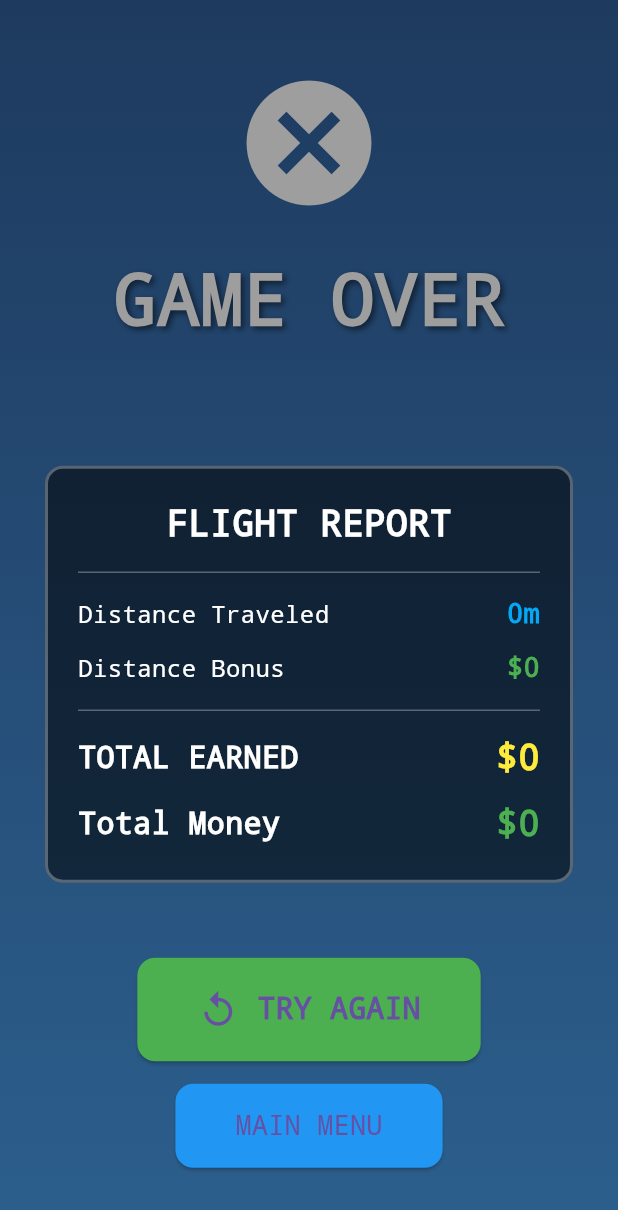
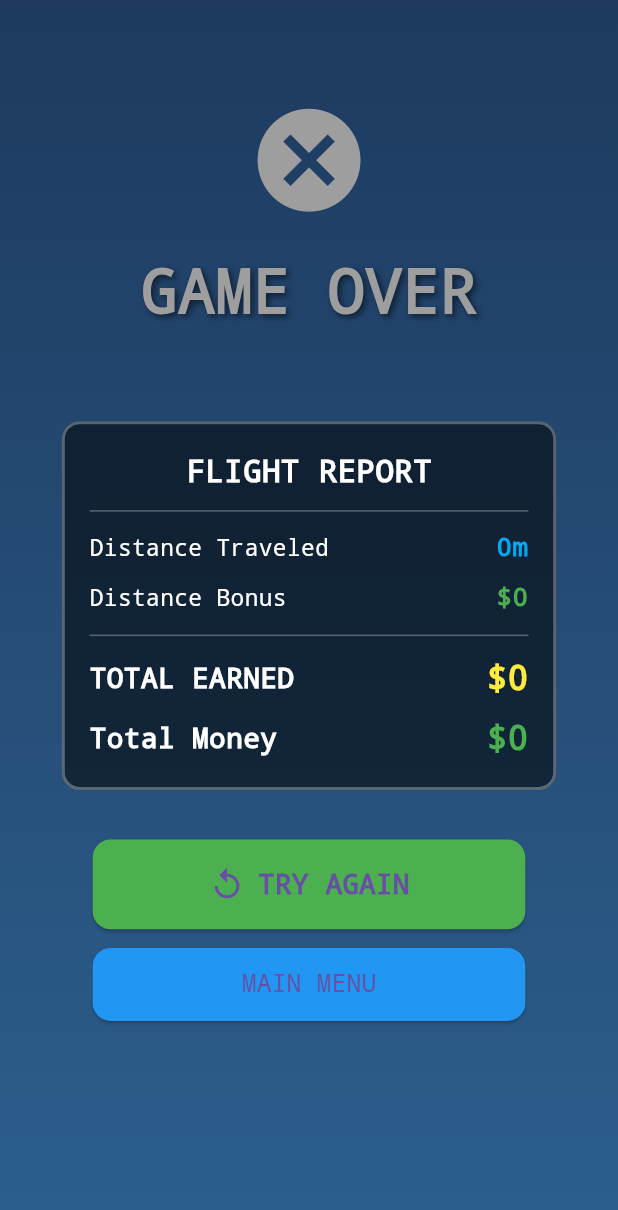
Before and after one commit to tibicrypto/game-fly-2, a Flutter app: the GameOverScreen screen opened directly, on a phone screen of 412 x 824 dp. Shown: the top 1210 px of the screen. Run offline on Flutter 3.47's test engine with Material 3 defaults, Android fonts, the phone set to English and light mode, and no system bars; our stand-ins replace package_info_plus, vibration; missing offline and left inert: fast_noise.

```diff
--- a/lib/screens/game_over_screen.dart
+++ b/lib/screens/game_over_screen.dart
@@ -62,18 +62,25 @@ class GameOverScreen extends StatelessWidget {
           ),
         ),
         child: SafeArea(
+          child: SingleChildScrollView(
+            child: Padding(
+              padding: EdgeInsets.symmetric(
+                horizontal: size.width * 0.05,
+                vertical: size.height * 0.03,
+              ),
               child: Column(
                 mainAxisAlignment: MainAxisAlignment.center,
                 children: [
+                  SizedBox(height: size.height * 0.05),
                   // Game Over Icon
-              Icon(icon, size: 100, color: titleColor),
-              const SizedBox(height: 20),
+                  Icon(icon, size: size.width * 0.2, color: titleColor),
+                  SizedBox(height: size.height * 0.02),
 
                   // Title
                   Text(
                     title,
                     style: TextStyle(
-                  fontSize: 48,
+                      fontSize: size.width * 0.1,
                       fontWeight: FontWeight.bold,
                       color: titleColor,
                       shadows: const [
@@ -84,25 +91,32 @@ class GameOverScreen extends StatelessWidget {
                         ),
                       ],
                     ),
+                    textAlign: TextAlign.center,
                   ),
 
-              const SizedBox(height: 10),
+                  SizedBox(height: size.height * 0.01),
 
-              Text(
+                  Padding(
+                    padding:
+                        EdgeInsets.symmetric(horizontal: size.width * 0.05),
+                    child: Text(
                       message,
-                style: const TextStyle(
-                  fontSize: 18,
+                      style: TextStyle(
+                        fontSize: size.width * 0.04,
                         color: Colors.white70,
                         fontStyle: FontStyle.italic,
                       ),
+                      textAlign: TextAlign.center,
+                    ),
                   ),
 
-              const SizedBox(height: 40),
+                  SizedBox(height: size.height * 0.03),
 
                   // Stats Container
                   Container(
-                margin: const EdgeInsets.symmetric(horizontal: 30),
-                padding: const EdgeInsets.all(20),
+                    width: size.width * 0.9,
+                    margin: EdgeInsets.symmetric(horizontal: size.width * 0.05),
+                    padding: EdgeInsets.all(size.width * 0.04),
                     decoration: BoxDecoration(
                       color: Colors.black54,
                       borderRadius: BorderRadius.circular(12),
@@ -110,42 +124,43 @@ class GameOverScreen extends StatelessWidget {
                     ),
                     child: Column(
                       children: [
-                    const Text(
+                        Text(
                           'FLIGHT REPORT',
                           style: TextStyle(
                             color: Colors.white,
-                        fontSize: 24,
+                            fontSize: size.width * 0.05,
                             fontWeight: FontWeight.bold,
                           ),
                         ),
-                    const Divider(color: Colors.white30, height: 30),
-
-                    _buildStatRow('Distance Traveled', '${gameState.currentDistance}m', Colors.lightBlue),
-                    const SizedBox(height: 10),
-                    _buildStatRow('Distance Bonus', '\$$distanceMoney', Colors.green),
-
+                        Divider(
+                            color: Colors.white30, height: size.height * 0.03),
+                        _buildStatRow(context, 'Distance Traveled',
+                            '${gameState.currentDistance}m', Colors.lightBlue),
+                        SizedBox(height: size.height * 0.01),
+                        _buildStatRow(context, 'Distance Bonus',
+                            '\$$distanceMoney', Colors.green),
                         if (earnedMoney > 0) ...[
-                      const SizedBox(height: 10),
-                      _buildStatRow('Cargo Delivered ✓', '\$$earnedMoney', Colors.yellow),
+                          SizedBox(height: size.height * 0.01),
+                          _buildStatRow(context, 'Cargo Delivered ✓',
+                              '\$$earnedMoney', Colors.yellow),
                         ],
-
                         if (gameState.cargoJettisoned) ...[
-                      const SizedBox(height: 10),
-                      _buildStatRow('Cargo Status', 'JETTISONED', Colors.red),
+                          SizedBox(height: size.height * 0.01),
+                          _buildStatRow(context, 'Cargo Status', 'JETTISONED',
+                              Colors.red),
                         ],
-
-                    const Divider(color: Colors.white30, height: 30),
-
+                        Divider(
+                            color: Colors.white30, height: size.height * 0.03),
                         _buildStatRow(
+                          context,
                           'TOTAL EARNED',
                           '\$${earnedMoney + distanceMoney}',
                           Colors.yellow,
                           isTotal: true,
                         ),
-
-                    const SizedBox(height: 10),
-
+                        SizedBox(height: size.height * 0.01),
                         _buildStatRow(
+                          context,
                           'Total Money',
                           '\$${gameState.money}',
                           Colors.green,
@@ -155,72 +170,104 @@ class GameOverScreen extends StatelessWidget {
                     ),
                   ),
 
-              const SizedBox(height: 50),
+                  SizedBox(height: size.height * 0.04),
 
                   // Buttons
-              ElevatedButton(
-                onPressed: () => gameState.setState(GameState.selectCargo),
+                  SizedBox(
+                    width: size.width * 0.7,
+                    child: ElevatedButton(
+                      onPressed: () =>
+                          gameState.setState(GameState.selectCargo),
                       style: ElevatedButton.styleFrom(
                         backgroundColor: Colors.green,
-                  padding: const EdgeInsets.symmetric(horizontal: 40, vertical: 20),
+                        padding: EdgeInsets.symmetric(
+                          horizontal: size.width * 0.08,
+                          vertical: size.height * 0.02,
+                        ),
                         shape: RoundedRectangleBorder(
                           borderRadius: BorderRadius.circular(12),
                         ),
                       ),
                       child: Row(
                         mainAxisSize: MainAxisSize.min,
-                  children: const [
-                    Icon(Icons.replay, size: 28),
-                    SizedBox(width: 12),
+                        children: [
+                          Icon(Icons.replay, size: size.width * 0.06),
+                          SizedBox(width: size.width * 0.02),
                           Text(
                             'TRY AGAIN',
-                      style: TextStyle(fontSize: 20, fontWeight: FontWeight.bold),
-                    ),
-                  ],
-                ),
-              ),
-
-              const SizedBox(height: 15),
-
-              ElevatedButton(
-                onPressed: () => gameState.returnToMenu(),
-                style: ElevatedButton.styleFrom(
-                  backgroundColor: Colors.blue,
-                  padding: const EdgeInsets.symmetric(horizontal: 40, vertical: 15),
-                  shape: RoundedRectangleBorder(
-                    borderRadius: BorderRadius.circular(12),
-                  ),
-                ),
-                child: const Text(
-                  'MAIN MENU',
-                  style: TextStyle(fontSize: 18),
+                            style: TextStyle(
+                              fontSize: size.width * 0.045,
+                              fontWeight: FontWeight.bold,
                             ),
                           ),
                         ],
                       ),
                     ),
                   ),
+
+                  SizedBox(height: size.height * 0.015),
+
+                  SizedBox(
+                    width: size.width * 0.7,
+                    child: ElevatedButton(
+                      onPressed: () => gameState.returnToMenu(),
+                      style: ElevatedButton.styleFrom(
+                        backgroundColor: Colors.blue,
+                        padding: EdgeInsets.symmetric(
+                          horizontal: size.width * 0.08,
+                          vertical: size.height * 0.015,
+                        ),
+                        shape: RoundedRectangleBorder(
+                          borderRadius: BorderRadius.circular(12),
+                        ),
+                      ),
+                      child: Text(
+                        'MAIN MENU',
+                        style: TextStyle(fontSize: size.width * 0.04),
+                      ),
+                    ),
+                  ),
+                  SizedBox(height: size.height * 0.03),
+                ],
+              ),
+            ),
+          ),
+        ),
+      ),
     );
   }
 
-  Widget _buildStatRow(String label, String value, Color valueColor, {bool isTotal = false}) {
+  Widget _buildStatRow(
+      BuildContext context, String label, String value, Color valueColor,
+      {bool isTotal = false}) {
+    final size = MediaQuery.of(context).size;
     return Row(
       mainAxisAlignment: MainAxisAlignment.spaceBetween,
       children: [
-        Text(
+        Flexible(
+          flex: 3,
+          child: Text(
             label,
             style: TextStyle(
               color: Colors.white,
-            fontSize: isTotal ? 20 : 16,
+              fontSize: isTotal ? size.width * 0.045 : size.width * 0.037,
               fontWeight: isTotal ? FontWeight.bold : FontWeight.normal,
             ),
+            overflow: TextOverflow.ellipsis,
           ),
-        Text(
+        ),
+        SizedBox(width: size.width * 0.02),
+        Flexible(
+          flex: 2,
+          child: Text(
             value,
             style: TextStyle(
               color: valueColor,
-            fontSize: isTotal ? 24 : 18,
+              fontSize: isTotal ? size.width * 0.055 : size.width * 0.042,
               fontWeight: FontWeight.bold,
+            ),
+            textAlign: TextAlign.right,
+            overflow: TextOverflow.ellipsis,
           ),
         ),
       ],
```
Also changed, not shown: lib/config/game_config.dart (+63 -4 lines), lib/engine/obstacle_generator.dart (+60 -21 lines). Lines whose indentation alone changed are shown as unchanged.
